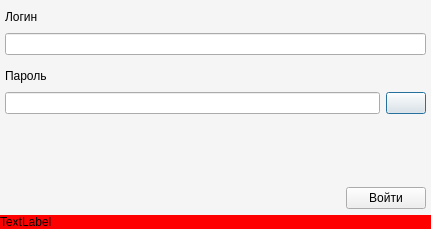
Above: ui/AuthorizationWindow.ui from lelezard7/IESAA before the change. Below: the same form after it.
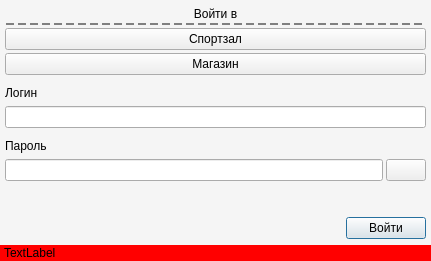
That is the form after the change. Icons and pictures are not drawn.

Diff of the .ui file:
```diff
--- a/ui/AuthorizationWindow.ui
+++ b/ui/AuthorizationWindow.ui
@@ -10,7 +10,7 @@
     <x>0</x>
     <y>0</y>
     <width>431</width>
-    <height>229</height>
+    <height>261</height>
    </rect>
   </property>
   <property name="sizePolicy">
@@ -53,25 +53,9 @@
     <number>0</number>
    </property>
    <item>
-    <spacer name="verticalSpacer_4">
-     <property name="orientation">
-      <enum>Qt::Vertical</enum>
-     </property>
-     <property name="sizeType">
-      <enum>QSizePolicy::Maximum</enum>
-     </property>
-     <property name="sizeHint" stdset="0">
-      <size>
-       <width>20</width>
-       <height>7</height>
-      </size>
-     </property>
-    </spacer>
-   </item>
-   <item>
-    <layout class="QHBoxLayout" name="horizontalLayout_5">
+    <layout class="QHBoxLayout" name="horizontalLayout_Interface">
      <item>
-      <spacer name="horizontalSpacer_4">
+      <spacer name="horizontalSpacer_5">
        <property name="orientation">
         <enum>Qt::Horizontal</enum>
        </property>
@@ -88,6 +72,78 @@
      </item>
      <item>
       <layout class="QVBoxLayout" name="verticalLayout_3">
+       <property name="spacing">
+        <number>3</number>
+       </property>
+       <item>
+        <spacer name="verticalSpacer_4">
+         <property name="orientation">
+          <enum>Qt::Vertical</enum>
+         </property>
+         <property name="sizeType">
+          <enum>QSizePolicy::Maximum</enum>
+         </property>
+         <property name="sizeHint" stdset="0">
+          <size>
+           <width>20</width>
+           <height>7</height>
+          </size>
+         </property>
+        </spacer>
+       </item>
+       <item>
+        <widget class="QLabel" name="label_LoginInHint">
+         <property name="styleSheet">
+          <string notr="true">QLabel {
+    padding-bottom: 2px;
+    border-bottom: 2px dashed gray;
+    background: #f5f5f5;
+}</string>
+         </property>
+         <property name="text">
+          <string>Войти в</string>
+         </property>
+         <property name="alignment">
+          <set>Qt::AlignCenter</set>
+         </property>
+        </widget>
+       </item>
+       <item>
+        <widget class="QPushButton" name="pushButton_SelectGym">
+         <property name="text">
+          <string>Спортзал</string>
+         </property>
+         <property name="checkable">
+          <bool>true</bool>
+         </property>
+        </widget>
+       </item>
+       <item>
+        <widget class="QPushButton" name="pushButton_SelectShop">
+         <property name="text">
+          <string>Магазин</string>
+         </property>
+         <property name="checkable">
+          <bool>true</bool>
+         </property>
+        </widget>
+       </item>
+       <item>
+        <spacer name="verticalSpacer_2">
+         <property name="orientation">
+          <enum>Qt::Vertical</enum>
+         </property>
+         <property name="sizeType">
+          <enum>QSizePolicy::Maximum</enum>
+         </property>
+         <property name="sizeHint" stdset="0">
+          <size>
+           <width>20</width>
+           <height>5</height>
+          </size>
+         </property>
+        </spacer>
+       </item>
        <item>
         <layout class="QVBoxLayout" name="verticalLayout">
          <item>
@@ -209,7 +265,7 @@
          <property name="sizeHint" stdset="0">
           <size>
            <width>20</width>
-           <height>2</height>
+           <height>13</height>
           </size>
          </property>
         </spacer>
@@ -234,6 +290,9 @@
            <property name="text">
             <string>Войти</string>
            </property>
+           <property name="default">
+            <bool>true</bool>
+           </property>
           </widget>
          </item>
         </layout>
@@ -241,7 +300,7 @@
       </layout>
      </item>
      <item>
-      <spacer name="horizontalSpacer_5">
+      <spacer name="horizontalSpacer_4">
        <property name="orientation">
         <enum>Qt::Horizontal</enum>
        </property>
@@ -272,7 +331,10 @@
       </font>
      </property>
      <property name="styleSheet">
-      <string notr="true">background-color: red;</string>
+      <string notr="true">QLabel {
+    background-color: red;
+    padding: 1px;
+}</string>
      </property>
      <property name="text">
       <string>TextLabel</string>
```
Left out of the diff: 4 changed lines with no effect on the pictures.
